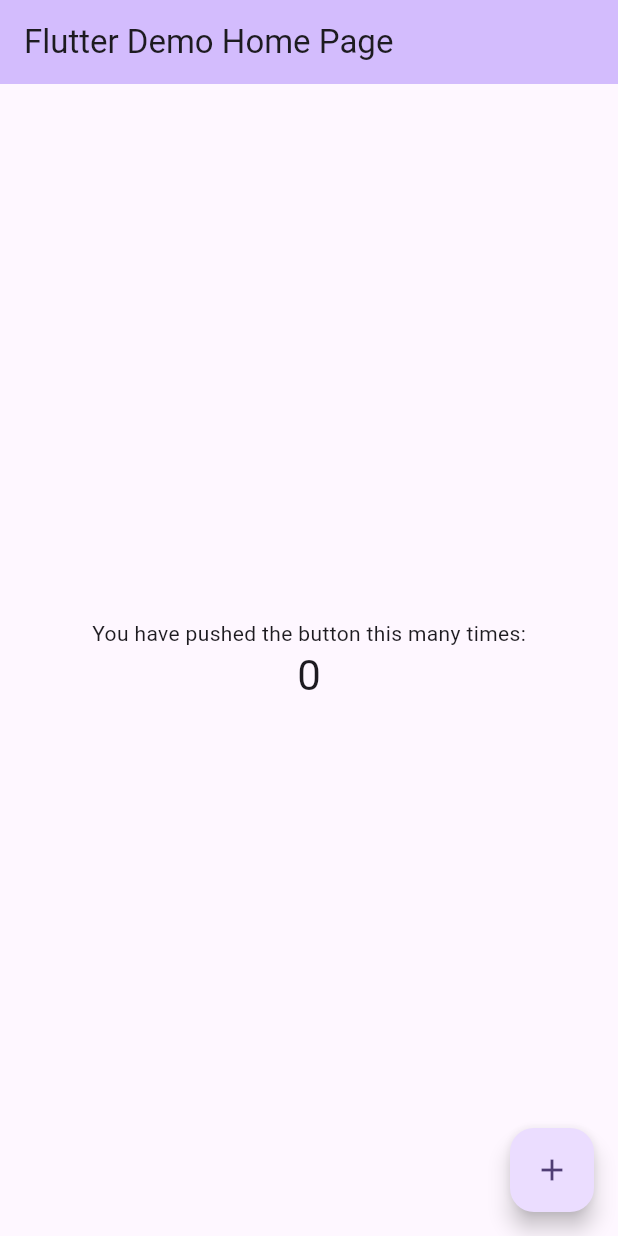
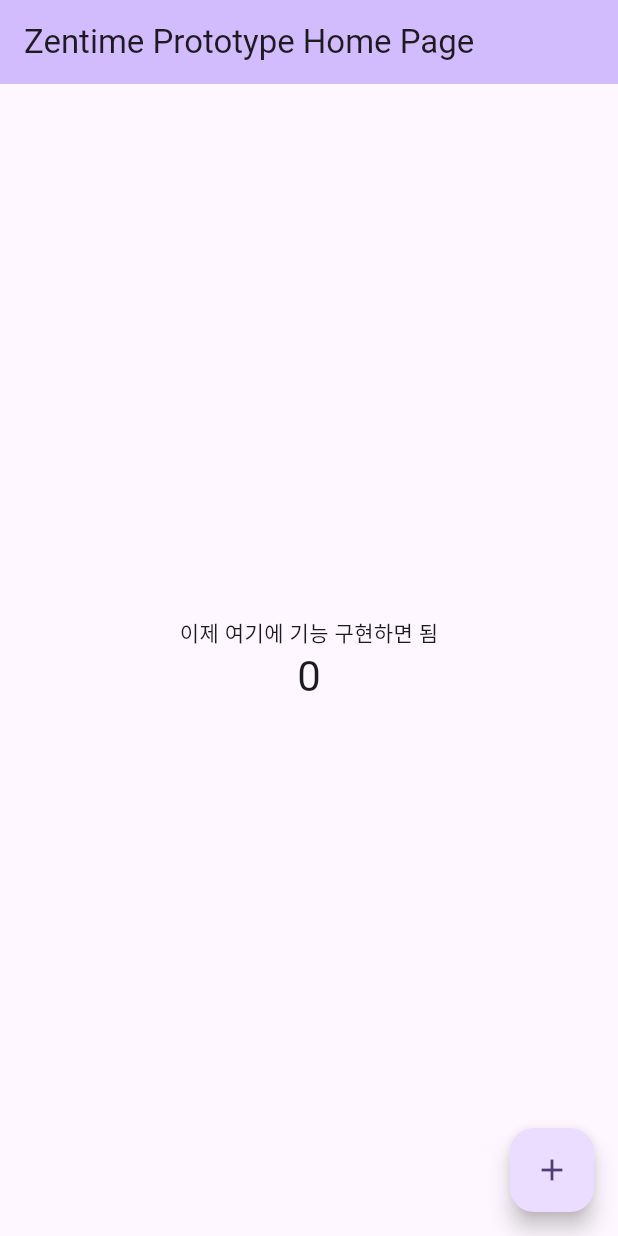
Before and after one commit to kimjw7815/zentime, a Flutter app: the screen it shows after launch, on a phone screen of 412 x 824 dp. Run offline on Flutter 3.47's test engine with Material 3 defaults, Android fonts, the phone set to English and light mode, and no system bars.

Commit message:
테스트 수정

```diff
--- a/lib/main.dart
+++ b/lib/main.dart
@@ -11,9 +11,9 @@ class MyApp extends StatelessWidget {
   @override
   Widget build(BuildContext context) {
     return MaterialApp(
-      title: 'Flutter Demo',
+      title: 'Zentime Prototype ',
       theme: ThemeData(
-        // This is the theme of your application.
+        // This is the theme of your applicatio n.
         //
         // TRY THIS: Try running your application with "flutter run". You'll see
         // the application has a purple toolbar. Then, without quitting the app,
@@ -30,7 +30,7 @@ class MyApp extends StatelessWidget {
         // tested with just a hot reload.
         colorScheme: .fromSeed(seedColor: Colors.deepPurple),
       ),
-      home: const MyHomePage(title: 'Flutter Demo Home Page'),
+      home: const MyHomePage(title: 'Zentime Prototype Home Page'),
     );
   }
 }
@@ -104,7 +104,7 @@ class _MyHomePageState extends State<MyHomePage> {
           // wireframe for each widget.
           mainAxisAlignment: .center,
           children: [
-            const Text('You have pushed the button this many times:'),
+            const Text('이제 여기에 기능 구현하면 됨'),
             Text(
               '$_counter',
               style: Theme.of(context).textTheme.headlineMedium,
```
